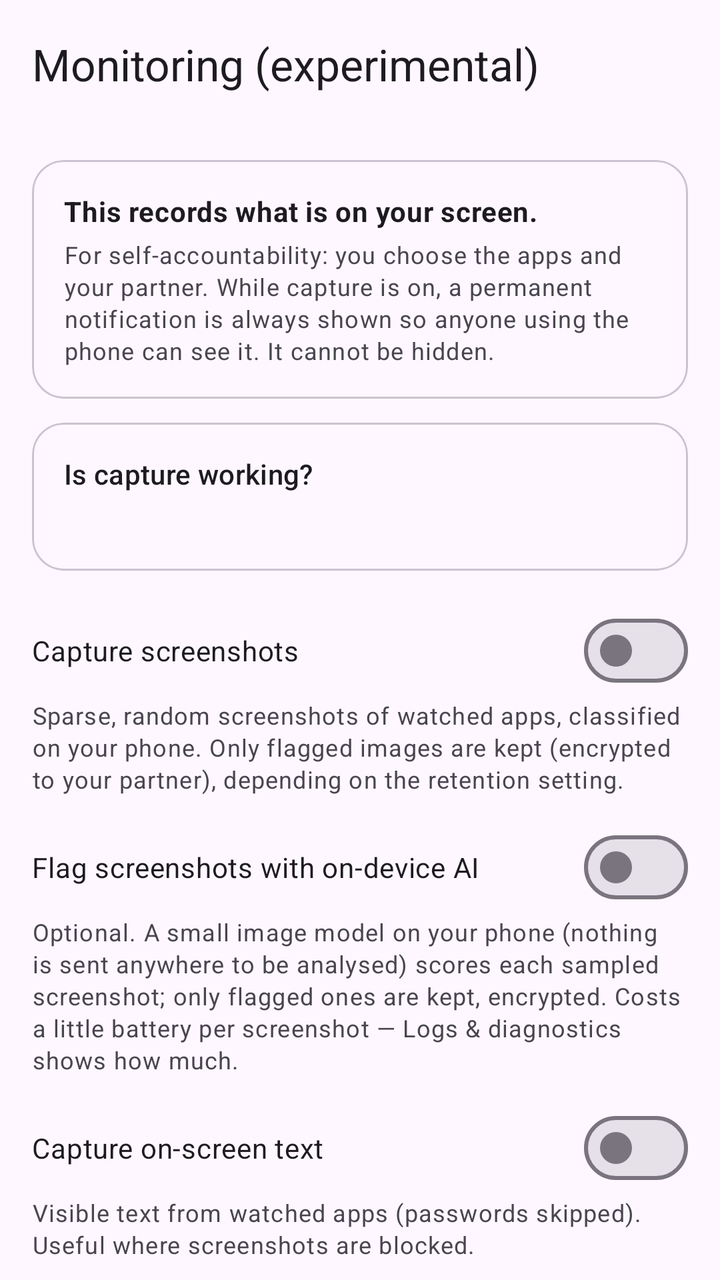
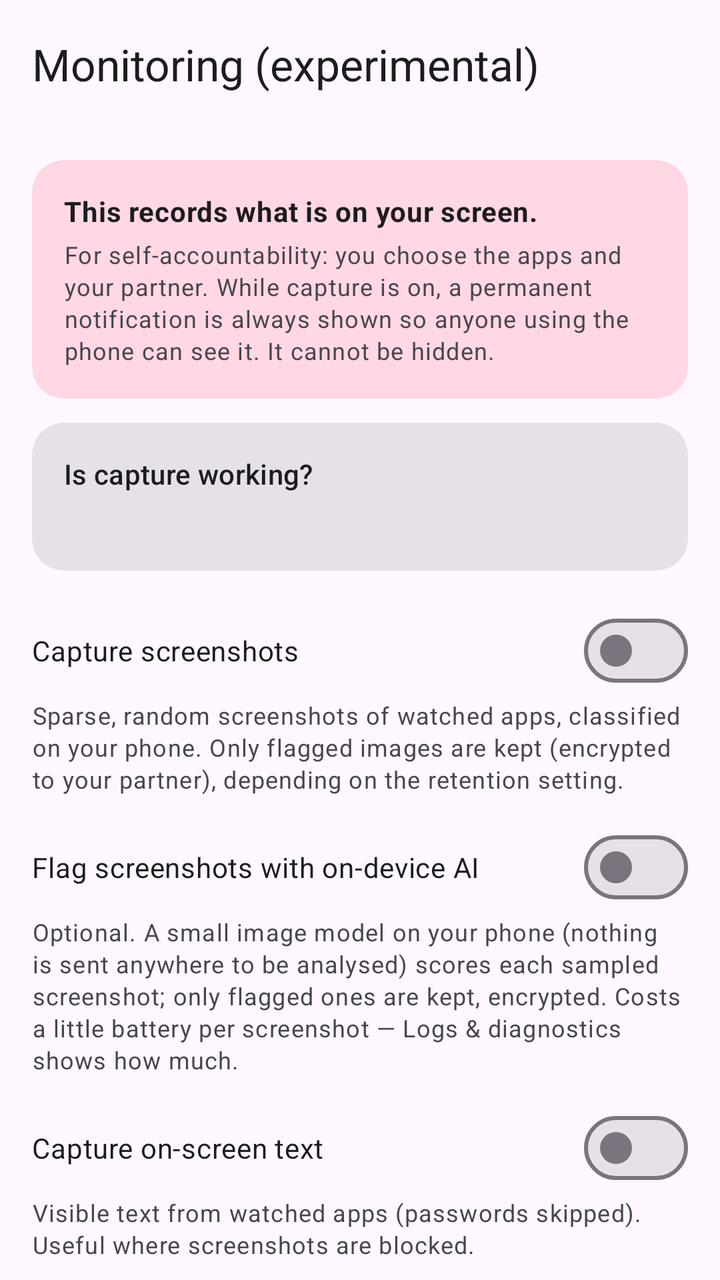

Screens rendered from an Android XML layout before and after an edit, with the pre-edit source and the edit as a unified diff.
<!-- AndroidManifest.xml: application theme Theme.FocusFence -->
<!-- res/layout/activity_monitoring.xml -->
<?xml version="1.0" encoding="utf-8"?>
<androidx.coordinatorlayout.widget.CoordinatorLayout
    xmlns:android="http://schemas.android.com/apk/res/android"
    xmlns:app="http://schemas.android.com/apk/res-auto"
    android:layout_width="match_parent"
    android:layout_height="match_parent">

    <com.google.android.material.appbar.AppBarLayout
        android:layout_width="match_parent"
        android:layout_height="wrap_content">

        <com.google.android.material.appbar.MaterialToolbar
            android:id="@+id/toolbar"
            android:layout_width="match_parent"
            android:layout_height="?attr/actionBarSize"
            app:title="@string/monitor_title" />
    </com.google.android.material.appbar.AppBarLayout>

    <androidx.core.widget.NestedScrollView
        android:layout_width="match_parent"
        android:layout_height="match_parent"
        app:layout_behavior="@string/appbar_scrolling_view_behavior">

        <LinearLayout
            android:layout_width="match_parent"
            android:layout_height="wrap_content"
            android:orientation="vertical"
            android:padding="16dp">

            <com.google.android.material.card.MaterialCardView
                android:layout_width="match_parent"
                android:layout_height="wrap_content"
                app:cardCornerRadius="16dp"
                app:contentPadding="16dp">

                <LinearLayout
                    android:layout_width="match_parent"
                    android:layout_height="wrap_content"
                    android:orientation="vertical">

                    <TextView
                        android:layout_width="match_parent"
                        android:layout_height="wrap_content"
                        android:text="@string/monitor_banner"
                        android:textAppearance="?attr/textAppearanceBodyMedium"
                        android:textStyle="bold" />

                    <TextView
                        android:layout_width="match_parent"
                        android:layout_height="wrap_content"
                        android:layout_marginTop="4dp"
                        android:text="@string/monitor_banner_detail"
                        android:textAppearance="?attr/textAppearanceBodySmall"
                        android:textColor="?android:attr/textColorSecondary" />
                </LinearLayout>
            </com.google.android.material.card.MaterialCardView>

            <com.google.android.material.card.MaterialCardView
                android:layout_width="match_parent"
                android:layout_height="wrap_content"
                android:layout_marginTop="12dp"
                app:cardCornerRadius="16dp"
                app:contentPadding="16dp">
                <LinearLayout
                    android:layout_width="match_parent"
                    android:layout_height="wrap_content"
                    android:orientation="vertical">
                    <TextView
                        android:layout_width="match_parent"
                        android:layout_height="wrap_content"
                        android:text="@string/capture_status_title"
                        android:textAppearance="?attr/textAppearanceTitleSmall" />
                    <TextView
                        android:id="@+id/captureStatus"
                        android:layout_width="match_parent"
                        android:layout_height="wrap_content"
                        android:layout_marginTop="4dp"
                        android:textAppearance="?attr/textAppearanceBodyMedium" />
                </LinearLayout>
            </com.google.android.material.card.MaterialCardView>

            <com.google.android.material.materialswitch.MaterialSwitch
                android:id="@+id/screenshotsSwitch"
                android:layout_width="match_parent"
                android:layout_height="wrap_content"
                android:layout_marginTop="16dp"
                android:text="@string/monitor_shots" />

            <TextView
                android:id="@+id/screenshotsHint"
                android:layout_width="match_parent"
                android:layout_height="wrap_content"
                android:text="@string/monitor_shots_hint"
                android:textAppearance="?attr/textAppearanceBodySmall"
                android:textColor="?android:attr/textColorSecondary" />

            <com.google.android.material.materialswitch.MaterialSwitch
                android:id="@+id/aiSwitch"
                android:layout_width="match_parent"
                android:layout_height="wrap_content"
                android:layout_marginTop="12dp"
                android:text="@string/monitor_ai" />

            <TextView
                android:layout_width="match_parent"
                android:layout_height="wrap_content"
                android:text="@string/monitor_ai_hint"
                android:textAppearance="?attr/textAppearanceBodySmall"
                android:textColor="?android:attr/textColorSecondary" />

            <com.google.android.material.materialswitch.MaterialSwitch
                android:id="@+id/textSwitch"
                android:layout_width="match_parent"
                android:layout_height="wrap_content"
                android:layout_marginTop="12dp"
                android:text="@string/monitor_text" />

            <TextView
                android:layout_width="match_parent"
                android:layout_height="wrap_content"
                android:text="@string/monitor_text_hint"
                android:textAppearance="?attr/textAppearanceBodySmall"
                android:textColor="?android:attr/textColorSecondary" />

            <Button
                android:id="@+id/watchedAppsButton"
                style="@style/Widget.Material3.Button.TonalButton"
                android:layout_width="wrap_content"
                android:layout_height="wrap_content"
                android:layout_marginTop="12dp"
                android:text="@string/monitor_watched_apps" />

            <com.google.android.material.textfield.TextInputLayout
                style="@style/Widget.Material3.TextInputLayout.OutlinedBox.ExposedDropdownMenu"
                android:layout_width="match_parent"
                android:layout_height="wrap_content"
                android:layout_marginTop="16dp"
                android:hint="@string/monitor_level">

                <com.google.android.material.textfield.MaterialAutoCompleteTextView
                    android:id="@+id/levelDropdown"
                    android:layout_width="match_parent"
                    android:layout_height="wrap_content"
                    android:inputType="none" />
            </com.google.android.material.textfield.TextInputLayout>

            <com.google.android.material.textfield.TextInputLayout
                style="@style/Widget.Material3.TextInputLayout.OutlinedBox.ExposedDropdownMenu"
                android:layout_width="match_parent"
                android:layout_height="wrap_content"
                android:layout_marginTop="12dp"
                android:hint="@string/monitor_retention">

                <com.google.android.material.textfield.MaterialAutoCompleteTextView
                    android:id="@+id/retentionDropdown"
                    android:layout_width="match_parent"
                    android:layout_height="wrap_content"
                    android:inputType="none" />
            </com.google.android.material.textfield.TextInputLayout>

            <TextView
                android:layout_width="match_parent"
                android:layout_height="wrap_content"
                android:layout_marginTop="16dp"
                android:text="@string/monitor_partner_key"
                android:textAppearance="?attr/textAppearanceTitleSmall" />

            <TextView
                android:id="@+id/partnerKeyStatus"
                android:layout_width="match_parent"
                android:layout_height="wrap_content"
                android:textAppearance="?attr/textAppearanceBodySmall"
                android:textColor="?android:attr/textColorSecondary" />

            <com.google.android.material.textfield.TextInputLayout
                android:layout_width="match_parent"
                android:layout_height="wrap_content"
                android:layout_marginTop="4dp"
                android:hint="@string/monitor_partner_key_hint">

                <com.google.android.material.textfield.TextInputEditText
                    android:id="@+id/partnerKeyInput"
                    android:layout_width="match_parent"
                    android:layout_height="wrap_content"
                    android:inputType="textNoSuggestions"
                    android:maxLines="3" />
            </com.google.android.material.textfield.TextInputLayout>

            <Button
                android:id="@+id/partnerKeySaveButton"
                style="@style/Widget.Material3.Button.TextButton"
                android:layout_width="wrap_content"
                android:layout_height="wrap_content"
                android:text="@string/monitor_partner_key_save" />
        </LinearLayout>
    </androidx.core.widget.NestedScrollView>
</androidx.coordinatorlayout.widget.CoordinatorLayout>
<!-- resources referenced by this layout -->
<resources>
  <string name="capture_status_title">Is capture working?</string>
  <string name="monitor_ai">Flag screenshots with on-device AI</string>
  <string name="monitor_ai_hint">Optional. A small image model on your phone (nothing is sent anywhere to be analysed) scores each sampled screenshot; only flagged ones are kept, encrypted. Costs a little battery per screenshot — Logs &amp; diagnostics shows how much.</string>
  <string name="monitor_banner">This records what is on your screen.</string>
  <string name="monitor_banner_detail">For self-accountability: you choose the apps and your partner. While capture is on, a permanent notification is always shown so anyone using the phone can see it. It cannot be hidden.</string>
  <string name="monitor_level">Screenshot frequency</string>
  <string name="monitor_partner_key">Partner encryption key</string>
  <string name="monitor_partner_key_hint">Paste partner public key (Base64)</string>
  <string name="monitor_partner_key_save">Save key</string>
  <string name="monitor_retention">What to keep</string>
  <string name="monitor_shots">Capture screenshots</string>
  <string name="monitor_shots_hint">Sparse, random screenshots of watched apps, classified on your phone. Only flagged images are kept (encrypted to your partner), depending on the retention setting.</string>
  <string name="monitor_text">Capture on-screen text</string>
  <string name="monitor_text_hint">Visible text from watched apps (passwords skipped). Useful where screenshots are blocked.</string>
  <string name="monitor_title">Monitoring (experimental)</string>
  <string name="monitor_watched_apps">Watched apps (%1$d)</string>
  <style name="Theme.FocusFence" parent="Theme.Material3.DayNight.NoActionBar">
          <item name="colorPrimary">@color/brand_primary</item>
      </style>
  <color name="brand_primary">#2E7D32</color>
</resources>

<!-- the commit's change to res/layout/activity_monitoring.xml (unified diff, before → after) -->
@@ -31,7 +31,8 @@
                 android:layout_width="match_parent"
                 android:layout_height="wrap_content"
                 app:cardCornerRadius="16dp"
-                app:contentPadding="16dp">
+                app:contentPadding="16dp"
+                app:cardBackgroundColor="?attr/colorTertiaryContainer">
 
                 <LinearLayout
                     android:layout_width="match_parent"
<!-- resource entries referenced after the edit -->
@@ -18,6 +18,12 @@
   <string name="monitor_watched_apps">Watched apps (%1$d)</string>
   <style name="Theme.FocusFence" parent="Theme.Material3.DayNight.NoActionBar">
           <item name="colorPrimary">@color/brand_primary</item>
+          
+          <item name="materialCardViewStyle">@style/Widget.Material3.CardView.Filled</item>
+          
+          <item name="android:statusBarColor">?attr/colorSurface</item>
+          <item name="android:navigationBarColor">?attr/colorSurface</item>
+          <item name="android:windowLightStatusBar">true</item>
       </style>
   <color name="brand_primary">#2E7D32</color>
 </resources>
